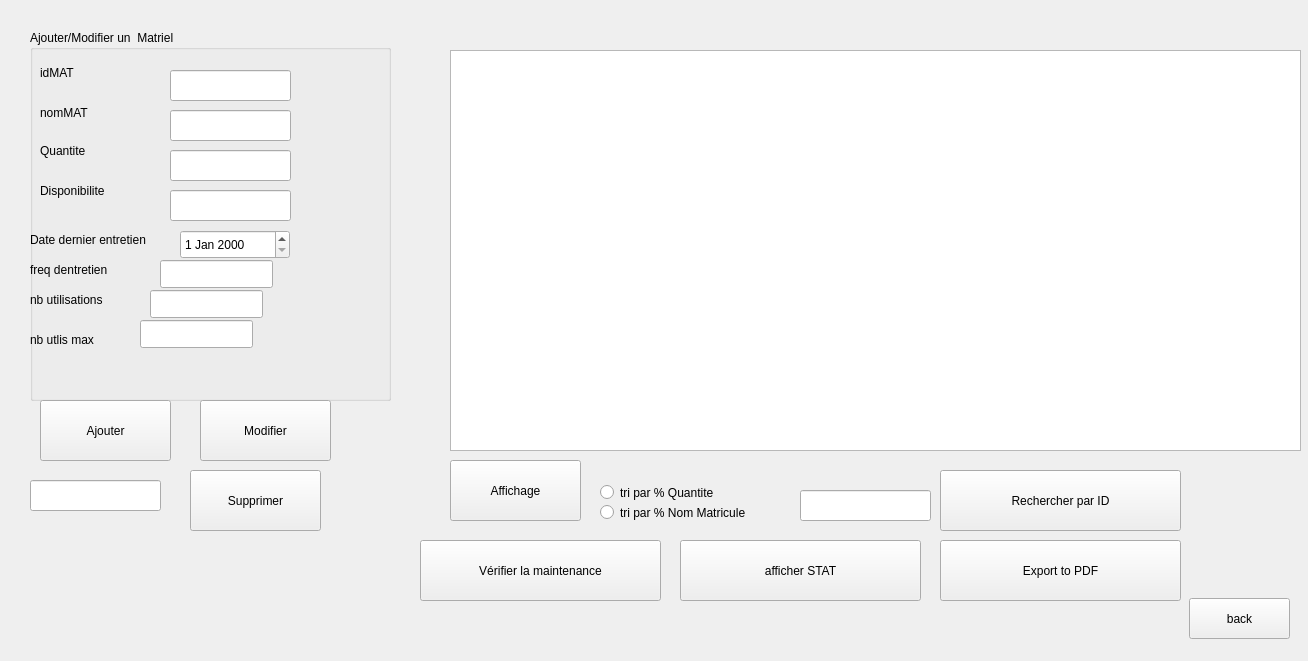
First picture: the form in matriel.ui, repository medali141/sunny, before the edit.
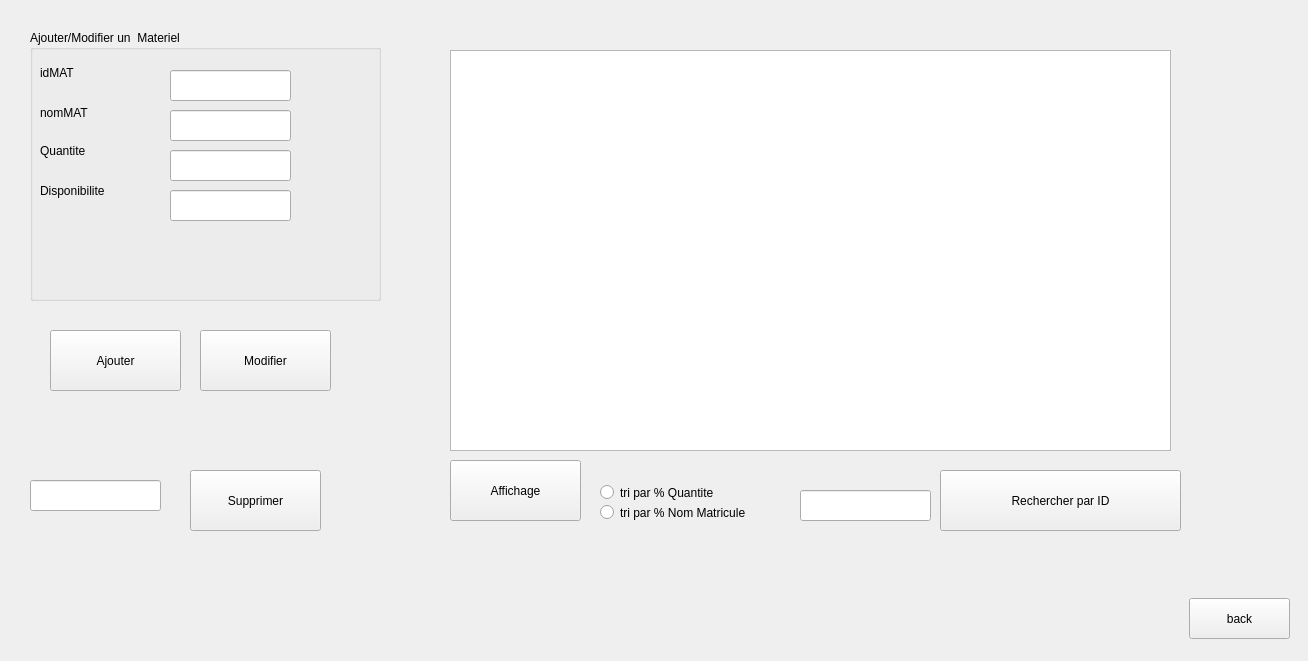
Second picture: the form after the edit.

```diff
--- a/matriel.ui
+++ b/matriel.ui
@@ -31,12 +31,12 @@
     <rect>
      <x>30</x>
      <y>30</y>
-     <width>361</width>
-     <height>371</height>
+     <width>351</width>
+     <height>271</height>
     </rect>
    </property>
    <property name="title">
-    <string>Ajouter/Modifier un  Matriel</string>
+    <string>Ajouter/Modifier un  Materiel</string>
    </property>
    <widget class="QLabel" name="label">
     <property name="geometry">
@@ -130,104 +130,6 @@
      </rect>
     </property>
    </widget>
-   <widget class="QLabel" name="label_5">
-    <property name="geometry">
-     <rect>
-      <x>0</x>
-      <y>200</y>
-      <width>151</width>
-      <height>20</height>
-     </rect>
-    </property>
-    <property name="text">
-     <string>Date dernier entretien</string>
-    </property>
-   </widget>
-   <widget class="QDateEdit" name="dateDernierEntretien">
-    <property name="geometry">
-     <rect>
-      <x>150</x>
-      <y>200</y>
-      <width>110</width>
-      <height>29</height>
-     </rect>
-    </property>
-   </widget>
-   <widget class="QLabel" name="label_6">
-    <property name="geometry">
-     <rect>
-      <x>0</x>
-      <y>230</y>
-      <width>151</width>
-      <height>20</height>
-     </rect>
-    </property>
-    <property name="text">
-     <string>freq dentretien</string>
-    </property>
-   </widget>
-   <widget class="QLineEdit" name="entretienFrequence">
-    <property name="geometry">
-     <rect>
-      <x>130</x>
-      <y>230</y>
-      <width>113</width>
-      <height>28</height>
-     </rect>
-    </property>
-   </widget>
-   <widget class="QLabel" name="label_7">
-    <property name="geometry">
-     <rect>
-      <x>0</x>
-      <y>260</y>
-      <width>151</width>
-      <height>20</height>
-     </rect>
-    </property>
-    <property name="text">
-     <string>nb utilisations</string>
-    </property>
-   </widget>
-   <widget class="QLabel" name="label_8">
-    <property name="geometry">
-     <rect>
-      <x>0</x>
-      <y>300</y>
-      <width>151</width>
-      <height>20</height>
-     </rect>
-    </property>
-    <property name="text">
-     <string>nb utlis max</string>
-    </property>
-   </widget>
-   <widget class="QLineEdit" name="nbUtilisations">
-    <property name="geometry">
-     <rect>
-      <x>120</x>
-      <y>260</y>
-      <width>113</width>
-      <height>28</height>
-     </rect>
-    </property>
-    <property name="text">
-     <string/>
-    </property>
-   </widget>
-   <widget class="QLineEdit" name="nbUtilisationSM">
-    <property name="geometry">
-     <rect>
-      <x>110</x>
-      <y>290</y>
-      <width>113</width>
-      <height>28</height>
-     </rect>
-    </property>
-    <property name="text">
-     <string/>
-    </property>
-   </widget>
   </widget>
   <widget class="QLineEdit" name="idMAT_Delete">
    <property name="geometry">
@@ -255,8 +157,8 @@
   <widget class="QPushButton" name="ajoutMat">
    <property name="geometry">
     <rect>
-     <x>40</x>
-     <y>400</y>
+     <x>50</x>
+     <y>330</y>
      <width>131</width>
      <height>61</height>
     </rect>
@@ -306,7 +208,7 @@
     <rect>
      <x>450</x>
      <y>50</y>
-     <width>851</width>
+     <width>721</width>
      <height>401</height>
     </rect>
    </property>
@@ -341,7 +243,7 @@
    <property name="geometry">
     <rect>
      <x>200</x>
-     <y>400</y>
+     <y>330</y>
      <width>131</width>
      <height>61</height>
     </rect>
@@ -350,45 +252,6 @@
     <string>Modifier</string>
    </property>
   </widget>
-  <widget class="QPushButton" name="exportPDFButton">
-   <property name="geometry">
-    <rect>
-     <x>940</x>
-     <y>540</y>
-     <width>241</width>
-     <height>61</height>
-    </rect>
-   </property>
-   <property name="text">
-    <string>Export to PDF</string>
-   </property>
-  </widget>
-  <widget class="QPushButton" name="affSTAT">
-   <property name="geometry">
-    <rect>
-     <x>680</x>
-     <y>540</y>
-     <width>241</width>
-     <height>61</height>
-    </rect>
-   </property>
-   <property name="text">
-    <string>afficher STAT</string>
-   </property>
-  </widget>
-  <widget class="QPushButton" name="btnMaintenance">
-   <property name="geometry">
-    <rect>
-     <x>420</x>
-     <y>540</y>
-     <width>241</width>
-     <height>61</height>
-    </rect>
-   </property>
-   <property name="text">
-    <string>Vérifier la maintenance</string>
-   </property>
-  </widget>
  </widget>
  <resources/>
  <connections/>
```
